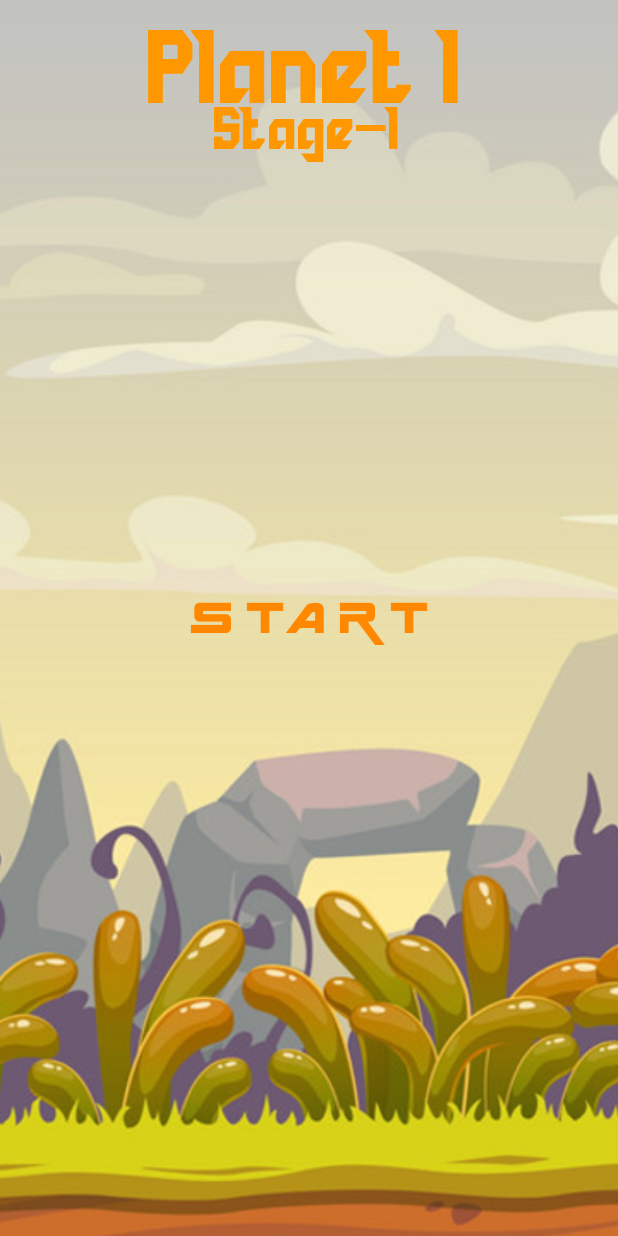
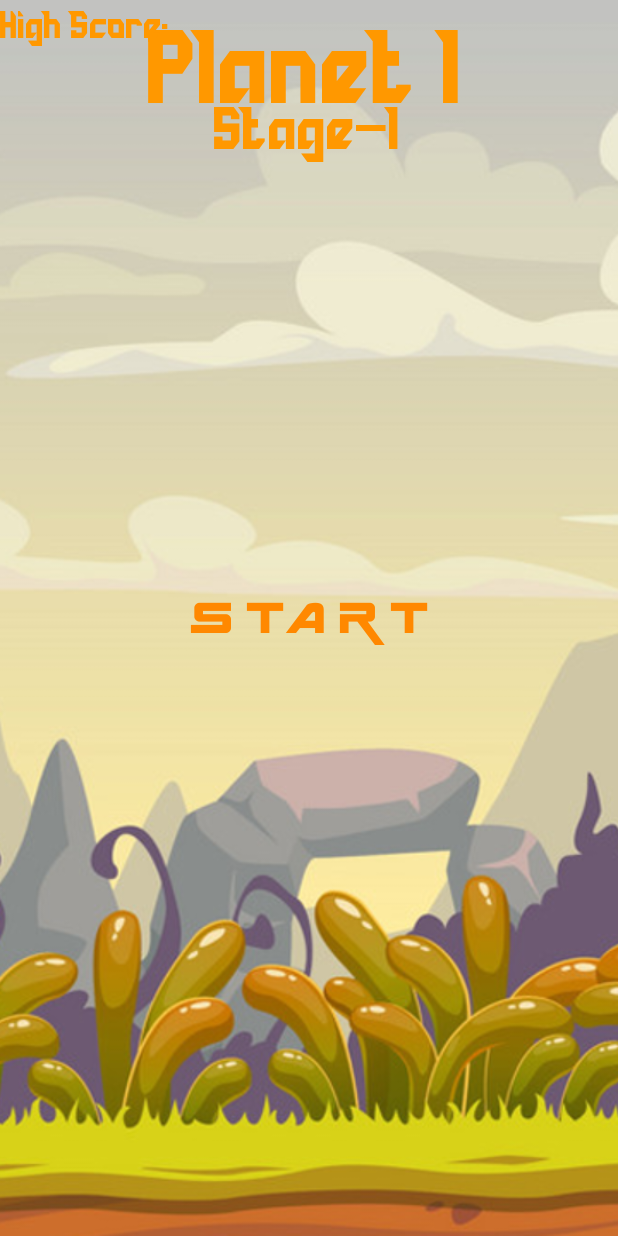
Before and after one commit to ThomDT11/SED, an Android app: the layout activity_earth_game.xml on its own in the app's theme, with its tools: preview values and no code run, on a phone screen of 412 x 824 dp. Run offline under Robolectric (Android 15) with nearby library versions, the phone set to English and light mode, and no system bars.

Commit message:
Sixth Commit

```diff
--- a/app/src/main/java/com/example/game/SplashScreen.java
+++ b/app/src/main/java/com/example/game/SplashScreen.java
@@ -9,7 +9,7 @@ import androidx.appcompat.app.AppCompatActivity;
 
 public class SplashScreen extends AppCompatActivity {
 
-    public static int TIME_OUT = 300;
+    public static int TIME_OUT = 3000;
 
     @Override
     protected void onCreate(Bundle savedInstanceState) {
--- a/app/src/main/java/com/example/game/earth_bullet.java
+++ b/app/src/main/java/com/example/game/earth_bullet.java
@@ -20,8 +20,8 @@ public class earth_bullet {
         width = earth_Bullet.getWidth();
         height = earth_Bullet.getHeight();
 
-        width /= 4;
-        height /= 4;
+        width /= 3;
+        height /= 3;
 
         width *= (int) screenRatioX;
         height *= (int) screenRatioY;
--- a/app/src/main/java/com/example/game/earth_enemy.java
+++ b/app/src/main/java/com/example/game/earth_enemy.java
@@ -25,8 +25,8 @@ public class earth_enemy {
         width = earth_enemy1.getWidth();
         height = earth_enemy1.getHeight();
 
-        width /= 6;
-        height /= 6;
+        width /= 2;
+        height /= 2;
 
         width *= (int) screenRatioX;
         height *= (int) screenRatioY;
--- a/app/src/main/java/com/example/game/earth_game_start.java
+++ b/app/src/main/java/com/example/game/earth_game_start.java
@@ -52,7 +52,7 @@ public class earth_game_start {
         dead = BitmapFactory.decodeResource(res , R.drawable.apolaki_small);
         dead = Bitmap.createScaledBitmap(dead, width, height, false);
 
-        y = screenY /2;
+        y = screenY / 2;
         x = (int) (64 * screenRatioX);
     }
 
--- a/app/src/main/res/layout/activity_earth_game.xml
+++ b/app/src/main/res/layout/activity_earth_game.xml
@@ -50,4 +50,13 @@
         android:textColorLink="#FF5722"
         android:textSize="70dp"></TextView>
 
+    <TextView
+        android:layout_width="wrap_content"
+        android:layout_height="wrap_content"
+        android:text="High Score:"
+        android:id="@+id/highScoreText"
+        android:fontFamily="@font/big_space_demo"
+        android:textColor="#FF9800"
+        android:textSize="25dp"
+        ></TextView>
 </RelativeLayout>
```
Also changed, not shown: app/src/main/java/com/example/game/earth_game.java (+7 -0 lines), app/src/main/java/com/example/game/earth_game_view.java (+45 -6 lines).
